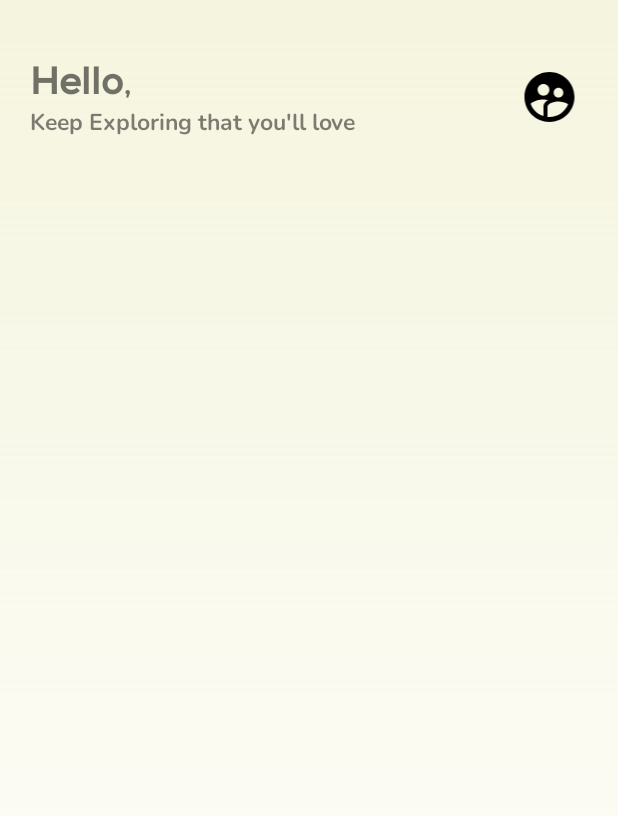
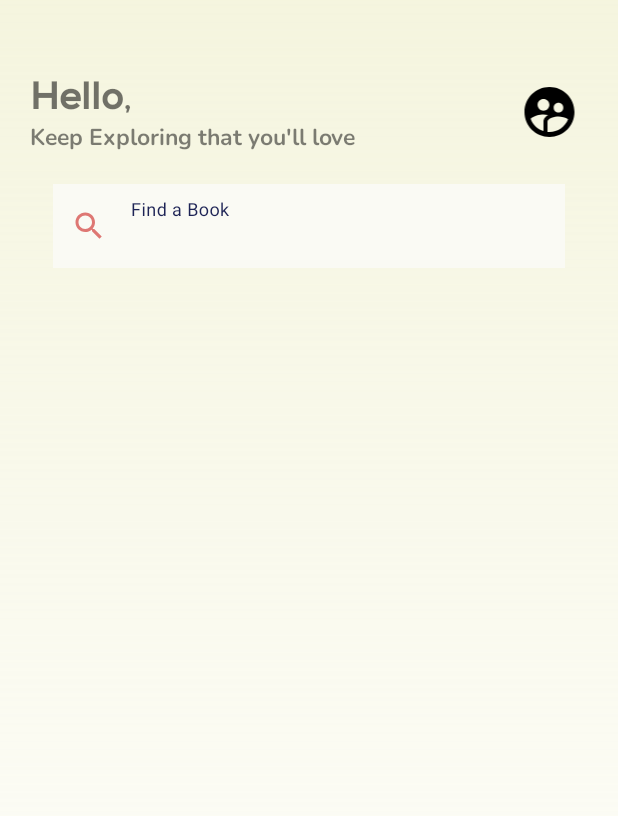
Before and after one commit to mourabitiy/BookCastle-Android-APP, an Android app: the MainActivity screen opened directly, with no data from a screen before it, on a phone screen of 412 x 824 dp. Shown: the top 816 px of the screen. Run offline under Robolectric (Android 15) with nearby library versions, the phone set to English and light mode, and no system bars; our stand-ins replace Volley; pictures from the network do not load.

Commit message:
HomeScreen V1.0.1

```diff
--- /dev/null
+++ b/app/src/main/res/color/text_input_layout_stroke_color.xml
@@ -0,0 +1,7 @@
+<?xml version="1.0" encoding="utf-8"?>
+<selector xmlns:android="http://schemas.android.com/apk/res/android">
+    <item android:color="?attr/colorOnSecondary" android:state_focused="true"/>
+    <item android:alpha="0.87" android:color="?attr/colorOnSecondary" android:state_hovered="true"/>
+    <item android:alpha="0.12" android:color="?attr/colorOnSecondary" android:state_enabled="false"/>
+    <item android:alpha="0.38" android:color="?attr/colorOnSecondary"/>
+</selector>
--- /dev/null
+++ b/app/src/main/res/drawable/ic_search.xml
@@ -0,0 +1,5 @@
+<vector android:height="24dp" android:tint="#000000"
+    android:viewportHeight="24" android:viewportWidth="24"
+    android:width="24dp" xmlns:android="http://schemas.android.com/apk/res/android">
+    <path android:fillColor="@android:color/white" android:pathData="M15.5,14h-0.79l-0.28,-0.27C15.41,12.59 16,11.11 16,9.5 16,5.91 13.09,3 9.5,3S3,5.91 3,9.5 5.91,16 9.5,16c1.61,0 3.09,-0.59 4.23,-1.57l0.27,0.28v0.79l5,4.99L20.49,19l-4.99,-5zM9.5,14C7.01,14 5,11.99 5,9.5S7.01,5 9.5,5 14,7.01 14,9.5 11.99,14 9.5,14z"/>
+</vector>
--- a/app/src/main/res/layout/activity_main.xml
+++ b/app/src/main/res/layout/activity_main.xml
@@ -9,10 +9,12 @@
     android:paddingHorizontal="20dp">
 
     <LinearLayout
+        android:id="@+id/linearLayout"
+        android:layout_marginTop="10dp"
         android:layout_width="match_parent"
         android:layout_height="wrap_content"
+        android:gravity="center_vertical|center_horizontal"
         android:orientation="horizontal"
-        android:gravity="center_vertical|center_horizontal"
         app:layout_constraintBottom_toBottomOf="parent"
         app:layout_constraintEnd_toEndOf="parent"
         app:layout_constraintStart_toStartOf="parent"
@@ -22,32 +24,61 @@
         <LinearLayout
             android:layout_width="wrap_content"
             android:layout_height="wrap_content"
-            android:orientation="vertical"
+            android:layout_weight="1"
             android:gravity="left"
-            android:layout_weight="1">
+            android:orientation="vertical">
+
             <TextView
                 android:layout_width="wrap_content"
                 android:layout_height="wrap_content"
+                android:fontFamily="@font/nexa_bold"
                 android:text="@string/hello_user"
-                android:textSize="25dp"
-                android:fontFamily="@font/nexa_bold"/>
+                android:textSize="25dp" />
+
             <TextView
                 android:layout_width="wrap_content"
                 android:layout_height="wrap_content"
+                android:fontFamily="@font/nunito_bold"
                 android:text="@string/home_message"
-                android:textSize="15dp"
-                android:fontFamily="@font/nunito_bold"
-                android:textColor="@color/df_transparent_black_background"/>
+                android:textColor="@color/df_transparent_black_background"
+                android:textSize="15dp" />
         </LinearLayout>
 
         <ImageView
             android:layout_width="40dp"
             android:layout_height="40dp"
-            android:src="@drawable/ic_baseline_supervised_user_circle_24"
+            android:layout_weight="0.1"
             android:gravity="right"
-            android:layout_weight="0.1"/>
+            android:src="@drawable/ic_baseline_supervised_user_circle_24" />
 
     </LinearLayout>
 
+    <com.google.android.material.textfield.TextInputLayout
+        android:layout_marginTop="20dp"
+        android:layout_marginHorizontal="15dp"
+        android:id="@+id/textField"
+        android:layout_width="match_parent"
+        android:layout_height="wrap_content"
+        android:hint="@string/search"
+        app:layout_constraintTop_toBottomOf="@+id/linearLayout"
+        tools:layout_editor_absoluteX="20dp"
+        app:startIconDrawable="@drawable/ic_search"
+        app:endIconMode="clear_text"
+        app:startIconTint="@color/breaker"
+        android:background="@color/white"
+        app:hintAnimationEnabled="false"
+        app:boxStrokeWidthFocused="0dp"
+        app:boxStrokeColor="@color/text_input_layout_stroke_color"
+        app:boxStrokeWidth="0dp">
+
+        <com.google.android.material.textfield.TextInputEditText
+            android:layout_width="match_parent"
+            android:layout_height="wrap_content"
+            android:background="@color/bg_search_light"
+            app:hintAnimationEnabled="false"/>
+
+    </com.google.android.material.textfield.TextInputLayout>
+
+
 
 </androidx.constraintlayout.widget.ConstraintLayout>
--- a/app/src/main/res/values/colors.xml
+++ b/app/src/main/res/values/colors.xml
@@ -10,7 +10,7 @@
 
     <color name="colorPrimary">#36538D</color>
     <color name="colorPrimaryDark">#171B36</color>
-    <color name="colorAccent">#36538D</color>
+    <color name="colorAccent">#7D8491</color>
     <color name="df_transparent_black_background">#80000000</color>
     <color name="whiteCardColor">#E5E5E5</color>
     <color name="whiteTextColor">#EEEFF1</color>
@@ -20,5 +20,7 @@
     <color name="breaker">#DE7773</color>
     <color name ="bg_dark">#292731</color>
     <color name ="bg_light">#72E8E8B6</color>
+    <color name ="bg_search_light">#FAFAF4</color>
+
 
 </resources>
--- a/app/src/main/res/values/strings.xml
+++ b/app/src/main/res/values/strings.xml
@@ -12,4 +12,5 @@
     <string name="view_all">Voir tout</string>
     <string name="hello_user"><b>Hello</b>, </string>
     <string name="home_message">Keep Exploring that you\'ll love</string>
+    <string name="search">Find a Book</string>
 </resources>
```
Also changed, not shown: 1 other file.
